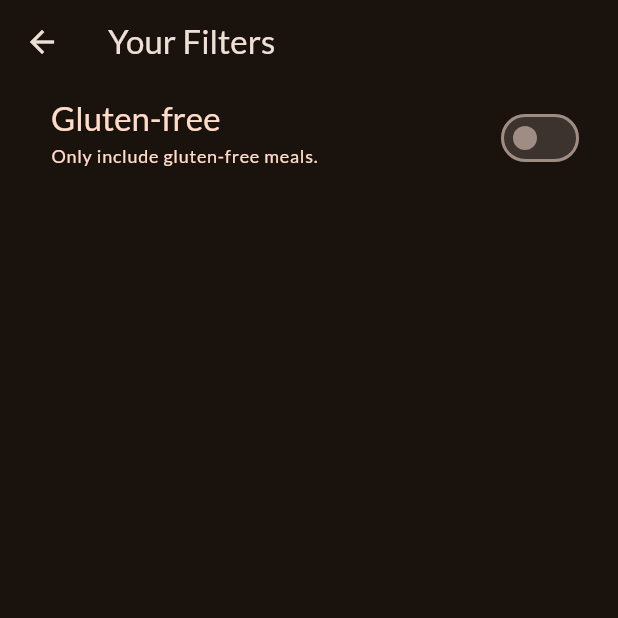
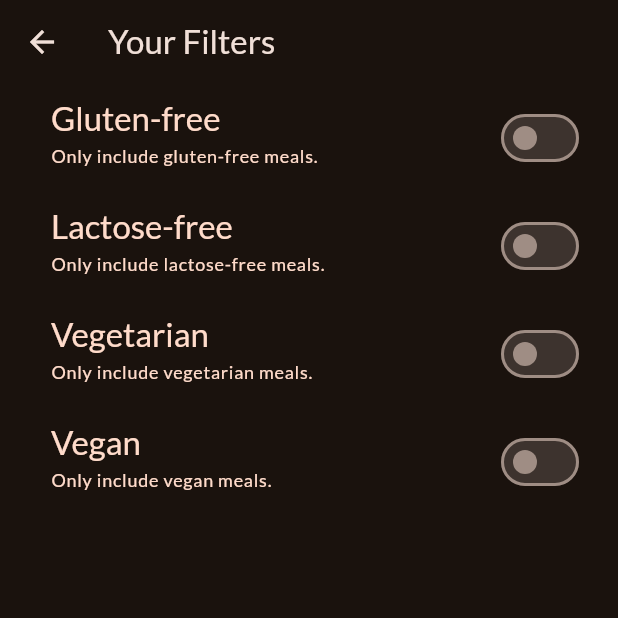
Before and after one commit to birgit2704/meals_app, a Flutter app: the FiltersScreen screen opened directly, on a phone screen of 412 x 824 dp, the top half of it. Run offline on Flutter 3.47's test engine with Material 3 defaults, Android fonts, the phone set to English and light mode, and no system bars; our stand-ins replace google_fonts, transparent_image.

Commit message:
filter options

```diff
--- a/lib/screens/filters_screen.dart
+++ b/lib/screens/filters_screen.dart
@@ -2,6 +2,13 @@ import 'package:flutter/material.dart';
 // import 'package:meals/screens/tab_screen.dart';
 // import 'package:meals/widgets/main_drawer.dart';
 
+
+enum Filter {
+  glutenFree,
+  lactoseFree,
+  vegetarian,
+  vegan
+}
 class FiltersScreen extends StatefulWidget {
   const FiltersScreen({super.key});
 
@@ -11,6 +18,9 @@ class FiltersScreen extends StatefulWidget {
 
 class _FiltersScreenState extends State<FiltersScreen> {
   bool _glutenFreeFilterSet = false;
+  bool _lactoseFreeFilterSet = false;
+  bool _vegetarianFilterSet = false;
+  bool _veganFilterSet = false;
 
   @override
   Widget build(BuildContext context) {
@@ -25,7 +35,18 @@ class _FiltersScreenState extends State<FiltersScreen> {
         //         .pushReplacement(MaterialPageRoute(builder: (ctx) => const TabScreen()));
         //   }
         // }),
-        body: Column(
+        body: PopScope(
+          canPop: false,
+          onPopInvokedWithResult: (bool didPop, dynamic result) {
+            if (didPop) return;
+            Navigator.of(context).pop({
+              Filter.glutenFree: _glutenFreeFilterSet,
+              Filter.lactoseFree: _lactoseFreeFilterSet,
+              Filter.vegetarian: _vegetarianFilterSet,
+              Filter.vegan: _veganFilterSet
+            });
+          },
+          child: Column(
             children: [
               SwitchListTile(
                 value: _glutenFreeFilterSet,
@@ -47,7 +68,68 @@ class _FiltersScreenState extends State<FiltersScreen> {
                 activeColor: Theme.of(context).colorScheme.tertiary,
                 contentPadding: const EdgeInsets.only(left: 34, right: 22),
               ),
+              SwitchListTile(
+                value: _lactoseFreeFilterSet,
+                onChanged: (isChecked) {
+                  setState(() {
+                    _lactoseFreeFilterSet = true;
+                  });
+                },
+                title: Text(
+                  'Lactose-free',
+                  style: Theme.of(context).textTheme.titleLarge!.copyWith(
+                      color: Theme.of(context).colorScheme.onPrimaryContainer),
+                ),
+                subtitle: Text(
+                  'Only include lactose-free meals.',
+                  style: Theme.of(context).textTheme.labelMedium!.copyWith(
+                      color: Theme.of(context).colorScheme.onPrimaryContainer),
+                ),
+                activeColor: Theme.of(context).colorScheme.tertiary,
+                contentPadding: const EdgeInsets.only(left: 34, right: 22),
+              ),
+              SwitchListTile(
+                value: _vegetarianFilterSet,
+                onChanged: (isChecked) {
+                  setState(() {
+                    _vegetarianFilterSet = true;
+                  });
+                },
+                title: Text(
+                  'Vegetarian',
+                  style: Theme.of(context).textTheme.titleLarge!.copyWith(
+                      color: Theme.of(context).colorScheme.onPrimaryContainer),
+                ),
+                subtitle: Text(
+                  'Only include vegetarian meals.',
+                  style: Theme.of(context).textTheme.labelMedium!.copyWith(
+                      color: Theme.of(context).colorScheme.onPrimaryContainer),
+                ),
+                activeColor: Theme.of(context).colorScheme.tertiary,
+                contentPadding: const EdgeInsets.only(left: 34, right: 22),
+              ),
+              SwitchListTile(
+                value: _veganFilterSet,
+                onChanged: (isChecked) {
+                  setState(() {
+                    _veganFilterSet = true;
+                  });
+                },
+                title: Text(
+                  'Vegan',
+                  style: Theme.of(context).textTheme.titleLarge!.copyWith(
+                      color: Theme.of(context).colorScheme.onPrimaryContainer),
+                ),
+                subtitle: Text(
+                  'Only include vegan meals.',
+                  style: Theme.of(context).textTheme.labelMedium!.copyWith(
+                      color: Theme.of(context).colorScheme.onPrimaryContainer),
+                ),
+                activeColor: Theme.of(context).colorScheme.tertiary,
+                contentPadding: const EdgeInsets.only(left: 34, right: 22),
+              ),
             ],
+          ),
         ));
   }
 }
```
Also changed, not shown: lib/screens/tab_screen.dart (+7 -3 lines). Lines whose indentation alone changed are shown as unchanged.
